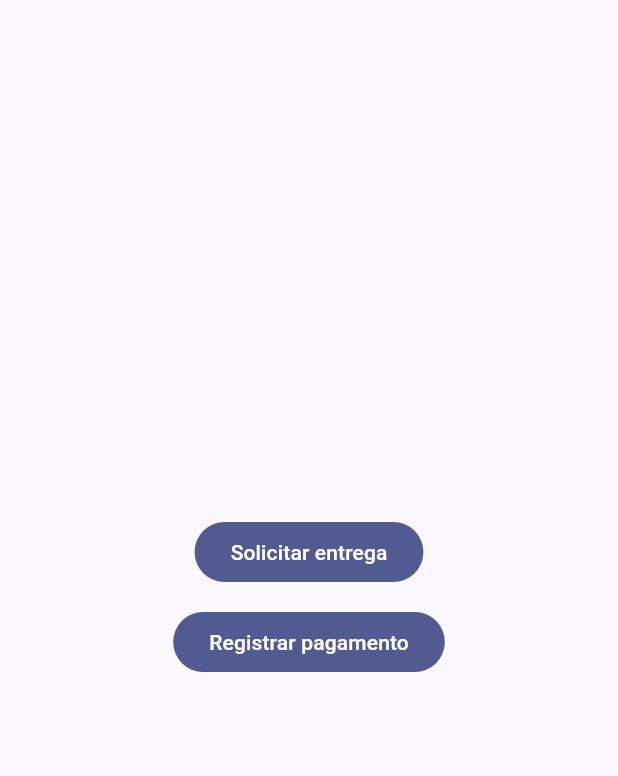
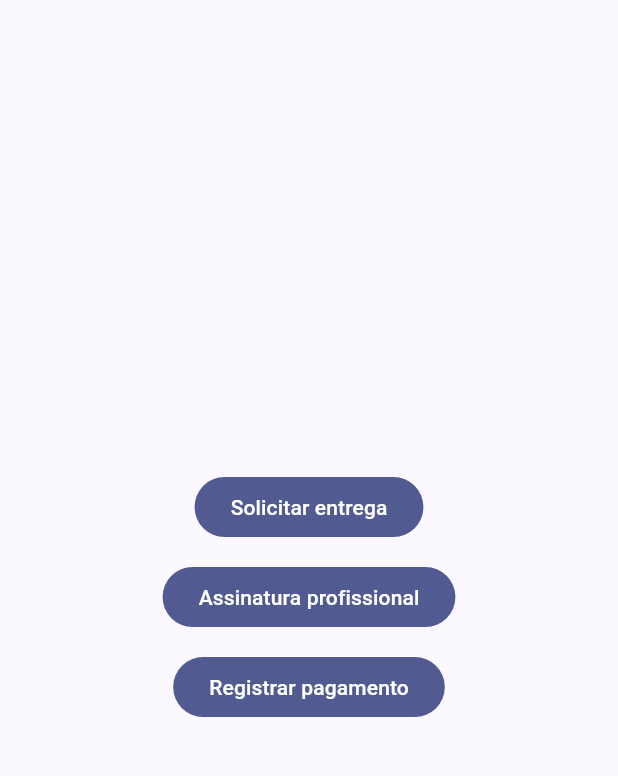
Before and after one commit to heldergaraujo2/Nexo, a Flutter app: the screen it shows after launch, on a phone screen of 412 x 824 dp, the part 63-839 px from its top. Run offline on Flutter 3.47's test engine with Material 3 defaults, Android fonts, the phone set to English and light mode, and no system bars.

Commit message:
feat: expose subscription flow from mobile home

```diff
--- a/mobile/lib/main.dart
+++ b/mobile/lib/main.dart
@@ -27,6 +27,13 @@ class NexoHomePage extends StatelessWidget {
                   MaterialPageRoute<void>(builder: (_) => const DeliveryRequestPage()),
                 ),
                 child: const Text('Solicitar entrega'),
+              ),
+              const SizedBox(height: 12),
+              FilledButton(
+                onPressed: () => Navigator.of(context).push(
+                  MaterialPageRoute<void>(builder: (_) => const SubscriptionPage()),
+                ),
+                child: const Text('Assinatura profissional'),
               ),
               const SizedBox(height: 12),
               FilledButton(
```
